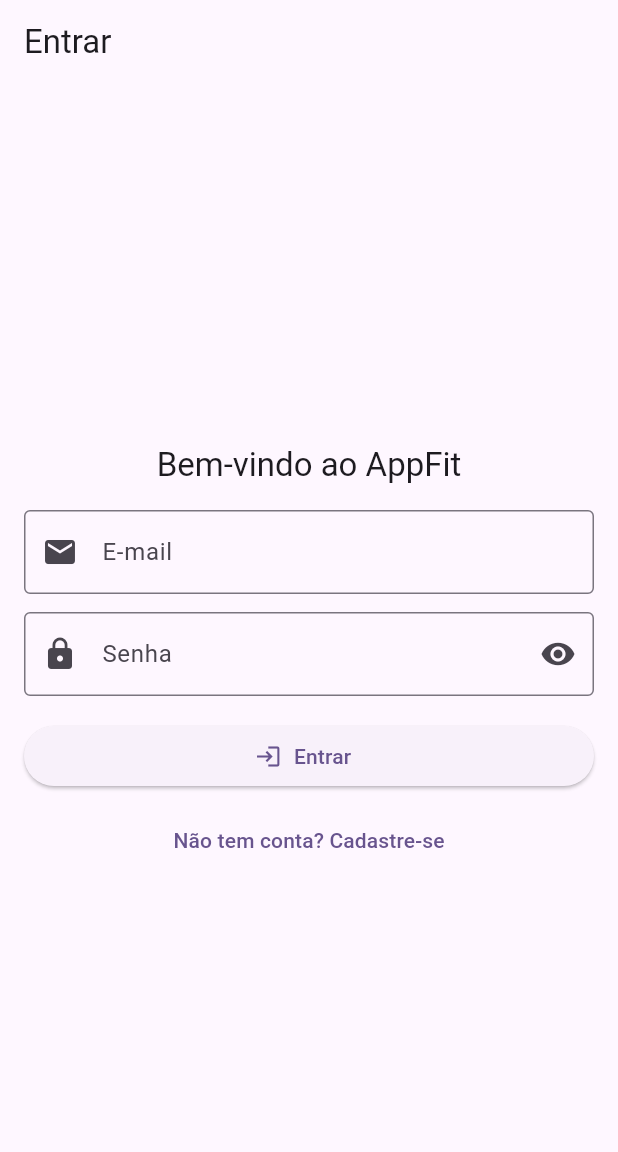
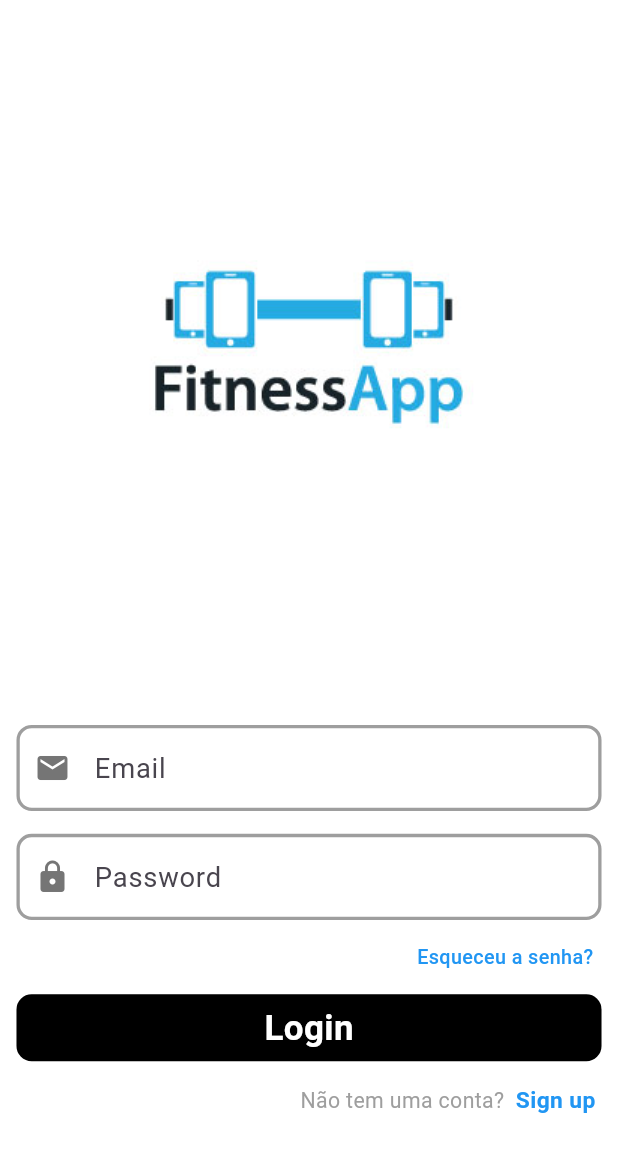
Before and after one commit to Henrique-Nastari/AppFit, a Flutter app: the screen it shows after launch, on a phone screen of 412 x 824 dp. Shown: the top 1152 px of the screen. Run offline on Flutter 3.47's test engine with Material 3 defaults, Android fonts, the phone set to English and light mode, and no system bars; our stand-ins replace firebase_auth, firebase_core, flutter_screenutil; accounts and stored records are empty.

```diff
--- a/mobile/lib/auth/login_page.dart
+++ b/mobile/lib/auth/login_page.dart
@@ -1,5 +1,6 @@
 import 'package:flutter/material.dart';
 import 'package:firebase_auth/firebase_auth.dart';
+import 'package:flutter_screenutil/flutter_screenutil.dart';
 import 'auth_service.dart';
 
 class LoginPage extends StatefulWidget {
@@ -10,22 +11,28 @@ class LoginPage extends StatefulWidget {
 }
 
 class _LoginPageState extends State<LoginPage> {
-  final _formKey = GlobalKey<FormState>();
+  // --- PARTE 1: O "CÉREBRO" (Sua lógica original, 100% preservada) ---
   final _emailController = TextEditingController();
   final _passwordController = TextEditingController();
+  final FocusNode _emailFocus = FocusNode();
+  final FocusNode _passwordFocus = FocusNode();
   bool _loading = false;
-  bool _obscure = true;
   final _authService = AuthService();
 
   @override
   void dispose() {
     _emailController.dispose();
     _passwordController.dispose();
+    _emailFocus.dispose();
+    _passwordFocus.dispose();
     super.dispose();
   }
 
+  // Seu método _signIn robusto, com a correção de navegação já aplicada
   Future<void> _signIn() async {
-    if (!_formKey.currentState!.validate()) return;
+    // Esconder o teclado para uma melhor experiência do usuário
+    FocusScope.of(context).unfocus();
+
     setState(() => _loading = true);
     try {
       await _authService.signIn(
@@ -33,123 +40,192 @@ class _LoginPageState extends State<LoginPage> {
         password: _passwordController.text,
       );
       if (!mounted) return;
-      ScaffoldMessenger.of(context).showSnackBar(
-        const SnackBar(content: Text('Login realizado com sucesso!')),
-      );
-      Navigator.pushReplacementNamed(context, '/home');
+      // Opcional: a snackbar pode ser removida se a transição de tela for rápida
+      // ScaffoldMessenger.of(context).showSnackBar(
+      //   const SnackBar(content: Text('Login realizado com sucesso!')),
+      // );
+      // A navegação foi REMOVIDA daqui, pois o AuthGate cuida disso.
     } on FirebaseAuthException catch (e) {
       String message = 'Erro ao autenticar';
       switch (e.code) {
         case 'invalid-email':
-          message = 'E-mail inválido.';
+          message = 'O formato do e-mail é inválido.';
           break;
         case 'user-not-found':
-          message = 'Usuário não encontrado.';
+          message = 'Nenhum usuário encontrado para este e-mail.';
           break;
         case 'wrong-password':
-          message = 'Senha incorreta.';
+          message = 'Senha incorreta. Por favor, tente novamente.';
           break;
         case 'user-disabled':
-          message = 'Usuário desabilitado.';
+          message = 'Este usuário foi desabilitado.';
           break;
         default:
-          message = e.message ?? message;
+          message = 'Verifique seu e-mail e senha.';
       }
       if (!mounted) return;
       ScaffoldMessenger.of(context).showSnackBar(
-        SnackBar(content: Text(message)),
+        SnackBar(
+            content: Text(message),
+            backgroundColor: Theme.of(context).colorScheme.error),
       );
     } finally {
       if (mounted) setState(() => _loading = false);
     }
   }
 
+  // --- PARTE 2: O "ROSTO" (Seu novo design, agora conectado ao cérebro) ---
   @override
   Widget build(BuildContext context) {
-    final theme = Theme.of(context);
     return Scaffold(
-      appBar: AppBar(title: const Text('Entrar')),
-      body: Center(
-        child: ConstrainedBox(
-          constraints: const BoxConstraints(maxWidth: 420),
-          child: Padding(
-            padding: const EdgeInsets.all(16),
-            child: Form(
-              key: _formKey,
+      resizeToAvoidBottomInset: false,
+      backgroundColor: Colors.white,
+      body: SafeArea(
         child: Column(
-                mainAxisSize: MainAxisSize.min,
+          children: [
+            SizedBox(width: 96.w, height: 100.h),
+            Center(
+              // Lembrete: Adicione 'images/logo.png' nos assets do seu pubspec.yaml
+              child: Image.asset('images/logo.png'),
+            ),
+            SizedBox(height: 120.h),
+            // CONEXÃO: Widgets de UI agora usam os controllers e focus nodes do "cérebro"
+            Textfild(_emailController, _emailFocus, 'Email', Icons.email),
+            SizedBox(height: 15.h),
+            Textfild(_passwordController, _passwordFocus, 'Password', Icons.lock),
+            SizedBox(height: 15.h),
+            forget(),
+            SizedBox(height: 15.h),
+            login(),
+            SizedBox(height: 15.h),
+            Have()
+          ],
+        ),
+      ),
+    );
+  }
+
+  Widget Have() {
+    return Padding(
+      padding: EdgeInsets.symmetric(horizontal: 10.w),
+      child: Row(
+        mainAxisAlignment: MainAxisAlignment.end,
         children: [
           Text(
-                    'Bem-vindo ao AppFit',
-                    style: theme.textTheme.titleLarge,
-                  ),
-                  const SizedBox(height: 16),
-                  TextFormField(
-                    controller: _emailController,
-                    keyboardType: TextInputType.emailAddress,
-                    decoration: const InputDecoration(
-                      labelText: 'E-mail',
-                      prefixIcon: Icon(Icons.email),
-                      border: OutlineInputBorder(),
-                    ),
-                    validator: (value) {
-                      if (value == null || value.trim().isEmpty) {
-                        return 'Informe o e-mail';
-                      }
-                      if (!value.contains('@')) {
-                        return 'E-mail inválido';
-                      }
-                      return null;
-                    },
-                  ),
-                  const SizedBox(height: 12),
-                  TextFormField(
-                    controller: _passwordController,
-                    obscureText: _obscure,
-                    decoration: InputDecoration(
-                      labelText: 'Senha',
-                      prefixIcon: const Icon(Icons.lock),
-                      border: const OutlineInputBorder(),
-                      suffixIcon: IconButton(
-                        tooltip: _obscure ? 'Mostrar' : 'Ocultar',
-                        icon: Icon(_obscure ? Icons.visibility : Icons.visibility_off),
-                        onPressed: () => setState(() => _obscure = !_obscure),
+            "Não tem uma conta?  ",
+            style: TextStyle(
+              fontSize: 14.sp,
+              color: Colors.grey,
             ),
           ),
-                    validator: (value) {
-                      if (value == null || value.isEmpty) {
-                        return 'Informe a senha';
-                      }
-                      if (value.length < 6) {
-                        return 'A senha deve ter ao menos 6 caracteres';
-                      }
-                      return null;
-                    },
-                  ),
-                  const SizedBox(height: 16),
-                  SizedBox(
-                    width: double.infinity,
-                    child: ElevatedButton.icon(
-                      onPressed: _loading ? null : _signIn,
-                      icon: _loading
-                          ? const SizedBox(
-                              height: 16,
-                              width: 16,
-                              child: CircularProgressIndicator(strokeWidth: 2),
-                            )
-                          : const Icon(Icons.login),
-                      label: Text(_loading ? 'Entrando...' : 'Entrar'),
-                    ),
-                  ),
-                  const SizedBox(height: 8),
-                  TextButton(
-                    onPressed: _loading
+          GestureDetector(
+            // CONEXÃO: Usando o sistema de rotas que você já tem e desabilitando durante o loading
+            onTap: _loading
                 ? null
                 : () => Navigator.pushNamed(context, '/register'),
-                    child: const Text('Não tem conta? Cadastre-se'),
+            child: Text(
+              "Sign up ",
+              style: TextStyle(
+                  fontSize: 15.sp,
+                  color: Colors.blue,
+                  fontWeight: FontWeight.bold),
+            ),
           ),
         ],
       ),
+    );
+  }
+
+  Widget login() {
+    return Padding(
+      padding: EdgeInsets.symmetric(horizontal: 10.w),
+      child: InkWell(
+        // CONEXÃO: Chamando o método _signIn e desabilitando o toque durante o loading
+        onTap: _loading ? null : _signIn,
+        child: Container(
+          alignment: Alignment.center,
+          width: double.infinity,
+          height: 44.h,
+          decoration: BoxDecoration(
+            color: Colors.black,
+            borderRadius: BorderRadius.circular(10.r),
+          ),
+          // CONEXÃO: Mostrando o indicador de progresso quando _loading for true
+          child: _loading
+              ? const SizedBox(
+                  height: 25,
+                  width: 25,
+                  child: CircularProgressIndicator(
+                    color: Colors.white,
+                    strokeWidth: 3,
+                  ),
+                )
+              : Text(
+                  'Login',
+                  style: TextStyle(
+                    fontSize: 23.sp,
+                    color: Colors.white,
+                    fontWeight: FontWeight.bold,
+                  ),
+                ),
+        ),
+      ),
+    );
+  }
+
+  Widget forget() {
+    return Padding(
+      padding: EdgeInsets.symmetric(horizontal: 15.w),
+      child: Row(
+        mainAxisAlignment: MainAxisAlignment.end,
+        children: [
+          GestureDetector(
+            onTap: () {
+              // Lógica para 'Esqueci a senha' pode ser adicionada aqui no futuro
+            },
+            child: Text(
+              'Esqueceu a senha?',
+              style: TextStyle(
+                fontSize: 13.sp,
+                color: Colors.blue,
+                fontWeight: FontWeight.w500,
+              ),
+            ),
+          ),
+        ],
+      ),
+    );
+  }
+
+  Padding Textfild(TextEditingController controll, FocusNode focusNode,
+      String typename, IconData icon) {
+    return Padding(
+      padding: EdgeInsets.symmetric(horizontal: 10.w),
+      child: TextField(
+        style: TextStyle(fontSize: 18.sp, color: Colors.black),
+        controller: controll,
+        focusNode: focusNode,
+        obscureText: typename == 'Password', // Esconde a senha
+        decoration: InputDecoration(
+          hintText: typename,
+          prefixIcon: Icon(
+            icon,
+            color: focusNode.hasFocus ? Colors.black : Colors.grey[600],
+          ),
+          contentPadding:
+              EdgeInsets.symmetric(horizontal: 15.w, vertical: 15.h),
+          enabledBorder: OutlineInputBorder(
+            borderRadius: BorderRadius.circular(10.r),
+            borderSide: BorderSide(
+              width: 2.w,
+              color: Colors.grey,
+            ),
+          ),
+          focusedBorder: OutlineInputBorder(
+            borderRadius: BorderRadius.circular(10.r),
+            borderSide: BorderSide(
+              width: 2.w,
+              color: Colors.black,
             ),
           ),
         ),
--- a/mobile/lib/main.dart
+++ b/mobile/lib/main.dart
@@ -1,6 +1,7 @@
 import 'package:flutter/material.dart';
 import 'package:firebase_core/firebase_core.dart';
 import 'package:firebase_auth/firebase_auth.dart';
+import 'package:flutter_screenutil/flutter_screenutil.dart';
 import 'firebase_options.dart';
 import 'auth/login_page.dart';
 import 'auth/register_page.dart';
@@ -17,22 +18,35 @@ class AppFit extends StatelessWidget {
 
   @override
   Widget build(BuildContext context) {
+    // ADICIONADO: Wrapper para inicializar o ScreenUtil
+    // Isso permite que você use .w, .h e .sp para tamanhos responsivos
+    return ScreenUtilInit(
+      designSize: const Size(375, 812), // Tamanho base do design que você usou
+      minTextAdapt: true,
+      splitScreenMode: true,
+      builder: (context, child) {
+        // Seu MaterialApp original, agora dentro do builder do ScreenUtil
         return MaterialApp(
           title: 'AppFit',
           debugShowCheckedModeBanner: false,
           theme: ThemeData(
             colorScheme: ColorScheme.fromSeed(seedColor: Colors.deepPurple),
+            useMaterial3: true,
           ),
+          // Seu AuthGate continua sendo a porta de entrada, o que é perfeito.
           home: const AuthGate(),
           routes: {
-        '/home': (context) => const HomePage(),
-        '/login': (context) => const LoginPage(),
-        '/register': (context) => const RegisterPage(),
+            '/home': (context) => HomePage(),
+            '/login': (context) =>  LoginPage(),
+            '/register': (context) =>  RegisterPage(),
+          },
+        );
       },
     );
   }
 }
 
+// O AuthGate continua perfeito, não precisa de nenhuma mudança.
 class AuthGate extends StatelessWidget {
   const AuthGate({super.key});
 
@@ -47,33 +61,34 @@ class AuthGate extends StatelessWidget {
           );
         }
         if (snapshot.hasData) {
-          return const HomePage();
+          return HomePage();
         }
-        return const LoginPage();
+        return LoginPage();
       },
     );
   }
 }
 
+// HomePage com as correções que já fizemos.
 class HomePage extends StatelessWidget {
-  const HomePage({super.key});
+  HomePage({super.key});
+
+  // CORRIGIDO: AuthService instanciado fora do método build.
+  final AuthService _authService = AuthService();
 
   @override
   Widget build(BuildContext context) {
-    final _authService = AuthService();
     return Scaffold(
       appBar: AppBar(
-        title: const Text('🔥 AppFit conectado ao Firebase'),
+        title: const Text('🔥 AppFit'),
         backgroundColor: Theme.of(context).colorScheme.inversePrimary,
         actions: [
           IconButton(
             tooltip: 'Sair',
             icon: const Icon(Icons.logout),
-            onPressed: () async {
-              await _authService.signOut();
-              if (context.mounted) {
-                Navigator.pushReplacementNamed(context, '/login');
-              }
+            onPressed: () {
+              // CORRIGIDO: Apenas chama o signOut, o AuthGate cuida do resto.
+              _authService.signOut();
             },
           ),
         ],
```
Also changed, not shown: mobile/pubspec.yaml (+4 -3 lines), mobile/images/logo.png (added), mobile/pubspec.lock, 1 other file. Lines whose indentation alone changed are shown as unchanged.
